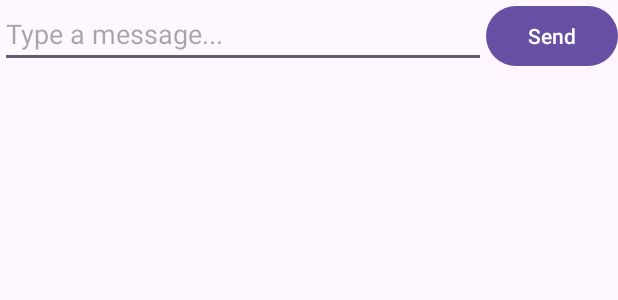
After one commit to lukiod/pydroid, an Android app: the layout fragment_chat.xml on its own in the app's theme, with its tools: preview values and no code run, on a phone screen of 412 x 824 dp. The commit adds this screen. Shown: the top 300 px of the screen. Run offline under Robolectric (Android 15) with nearby library versions, the phone set to English and light mode, and no system bars.

Commit message:
chat done

```diff
--- a/app/src/main/java/com/py/pydroid_mohak/Login.java
+++ b/app/src/main/java/com/py/pydroid_mohak/Login.java
@@ -61,6 +61,7 @@ public class Login extends AppCompatActivity {
                                         checkUserAccessLevel(user.getUid());
                                         startActivity(new Intent(getApplicationContext(), MainActivity.class));
                                         finish();
+
                                     } else {
                                         Toast.makeText(Login.this, "Please verify your email to access the app.", Toast.LENGTH_SHORT).show();
                                     }
--- a/app/src/main/java/com/py/pydroid_mohak/Register.java
+++ b/app/src/main/java/com/py/pydroid_mohak/Register.java
@@ -79,9 +79,11 @@ public class Register extends AppCompatActivity {
                                             } else {
                                                 Toast.makeText(Register.this, "Failed to send verification email", Toast.LENGTH_SHORT).show();
                                             }
-                                            startActivity(new Intent(getApplicationContext(), Register.class));
+
                                         }
                                     });
+                                    startActivity(new Intent(getApplicationContext(), Register.class));
+                                    finish();
                                 }
                             })
                             .addOnFailureListener(new OnFailureListener() {
@@ -98,6 +100,7 @@ public class Register extends AppCompatActivity {
             @Override
             public void onClick(View v) {
                 startActivity(new Intent(getApplicationContext(), Login.class));
+                finish();
             }
         });
     }
--- /dev/null
+++ b/app/src/main/res/layout/fragment_chat.xml
@@ -0,0 +1,42 @@
+<?xml version="1.0" encoding="utf-8"?>
+<FrameLayout xmlns:android="http://schemas.android.com/apk/res/android"
+    xmlns:tools="http://schemas.android.com/tools"
+    android:layout_width="match_parent"
+    android:layout_height="match_parent"
+    tools:context=".ChatFragment">
+
+    <ListView
+        android:id="@+id/chatListView"
+        android:layout_width="match_parent"
+        android:layout_height="match_parent"
+        android:layout_above="@+id/messageLayout"
+        android:divider="@android:color/transparent"
+        android:dividerHeight="1dp"
+        android:stackFromBottom="true"
+        android:transcriptMode="alwaysScroll"/>
+
+    <LinearLayout
+        android:id="@+id/messageLayout"
+        android:layout_width="match_parent"
+        android:layout_height="wrap_content"
+        android:layout_alignParentBottom="true"
+        android:orientation="horizontal">
+
+        <EditText
+            android:id="@+id/messageEditText"
+            android:layout_width="0dp"
+            android:layout_height="wrap_content"
+            android:layout_weight="1"
+            android:hint="Type a message..."
+            android:inputType="text" />
+
+        <Button
+            android:id="@+id/sendButton"
+            android:layout_width="wrap_content"
+            android:layout_height="wrap_content"
+            android:text="Send" />
+
+    </LinearLayout>
+
+
+</FrameLayout>
--- /dev/null
+++ b/app/src/main/res/values/refs.xml
@@ -0,0 +1,2 @@
+<?xml version="1.0" encoding="utf-8"?>
+<resources></resources>
```
Also changed, not shown: app/src/main/AndroidManifest.xml (+8 -9 lines), app/src/main/java/com/py/pydroid_mohak/ChatAdapter.java (added, +50 -0 lines), app/src/main/java/com/py/pydroid_mohak/ChatFragment.java (added, +113 -0 lines), app/src/main/java/com/py/pydroid_mohak/MainActivity.java (+41 -5 lines), app/src/main/java/com/py/pydroid_mohak/home.java (added, +63 -0 lines), app/src/main/java/com/py/pydroid_mohak/search.java (added, +64 -0 lines), app/src/main/java/com/py/pydroid_mohak/setting.java (added, +64 -0 lines), app/src/main/res/layout/fragment_home.xml (added, +13 -0 lines), app/src/main/res/layout/fragment_search.xml (added, +14 -0 lines), app/src/main/res/layout/fragment_setting.xml (added, +14 -0 lines), app/src/main/res/layout/item_message.xml (added, +12 -0 lines).
